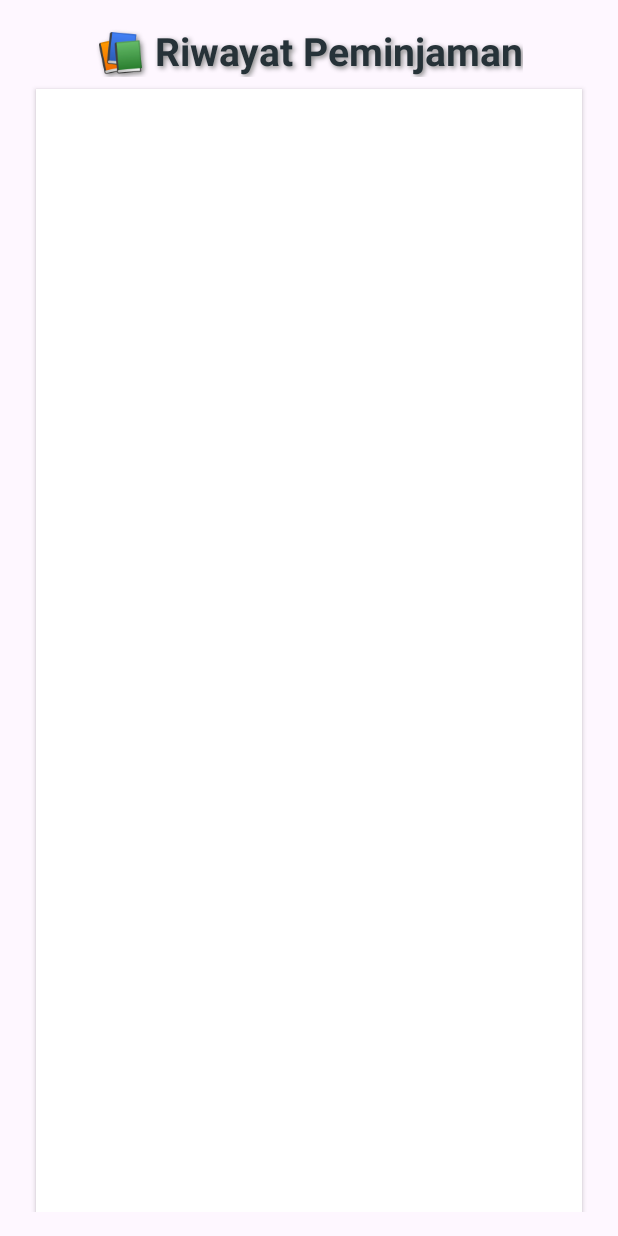
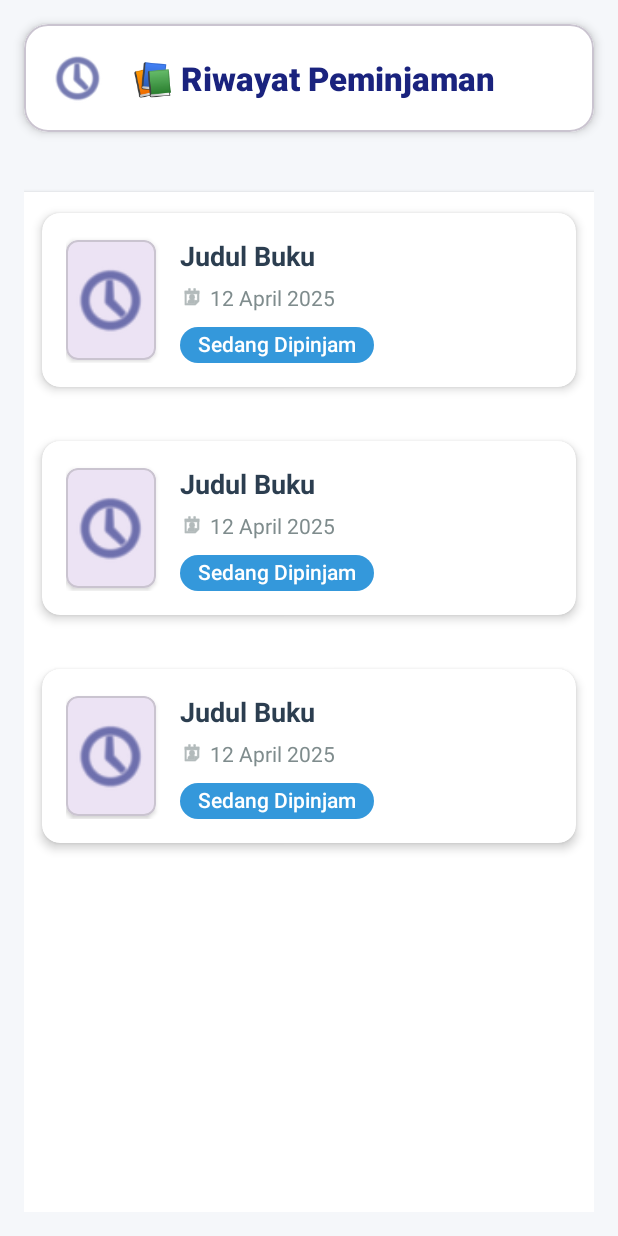
Before and after one commit to BuahPir/Aplikasi_Peminjaman, an Android app: the layout activity_history.xml on its own in the app's theme, with its tools: preview values and no code run, on a phone screen of 412 x 824 dp. Run offline under Robolectric (Android 15) with nearby library versions, the phone set to English and light mode, and no system bars.

Commit message:
Nothing to add

```diff
--- a/app/src/main/java/com/mobile/aplikasipeminjaman/BorrowedBooksActivity.kt
+++ b/app/src/main/java/com/mobile/aplikasipeminjaman/BorrowedBooksActivity.kt
@@ -18,7 +18,7 @@ import androidx.recyclerview.widget.RecyclerView
 import com.google.firebase.auth.FirebaseAuth
 import kotlinx.coroutines.launch
 
-class BorrowedBooksActivity : AppCompatActivity() {
+class BorrowedBooksActivity : BaseActivity() {
 
     private lateinit var recyclerView: RecyclerView
     private lateinit var bukuAdapter: BukuAdapter // Gunakan adapter yang sama
--- a/app/src/main/java/com/mobile/aplikasipeminjaman/DetailActivity.kt
+++ b/app/src/main/java/com/mobile/aplikasipeminjaman/DetailActivity.kt
@@ -37,7 +37,7 @@ private val supabase = createSupabaseClient(
     // Add debug log
     Log.d("RegisterActivity", "Initializing Supabase client with URL: $supabaseUrl")
 }
-class DetailActivity : AppCompatActivity() {
+class DetailActivity : BaseActivity() {
     private lateinit var buttonBacaPdf: Button
     private lateinit var textJudul: TextView
     private lateinit var textInfo: TextView
--- a/app/src/main/java/com/mobile/aplikasipeminjaman/HistoryActivity.kt
+++ b/app/src/main/java/com/mobile/aplikasipeminjaman/HistoryActivity.kt
@@ -15,6 +15,7 @@ import io.github.jan.supabase.postgrest.Postgrest
 import kotlinx.coroutines.CoroutineScope
 import io.github.jan.supabase.postgrest.from
 import io.github.jan.supabase.postgrest.query.Columns
+import io.github.jan.supabase.postgrest.query.Order
 import kotlinx.coroutines.Dispatchers
 import kotlinx.coroutines.launch
 import kotlinx.coroutines.withContext
@@ -30,7 +31,7 @@ private val supabase = createSupabaseClient(
     // Add debug log
     Log.d("RegisterActivity", "Initializing Supabase client with URL: $supabaseUrl")
 }
-class HistoryActivity : AppCompatActivity() {
+class HistoryActivity : BaseActivity() {
     private lateinit var recyclerView: RecyclerView
     private val adapter = HistoryAdapter()
     override fun onCreate(savedInstanceState: Bundle?) {
@@ -57,6 +58,8 @@ class HistoryActivity : AppCompatActivity() {
                         filter {
                             eq("user_id", uid)
                         }
+                        order("status", Order.DESCENDING) // "dipinjam" < "dikembalikan"
+                        order("tanggal_pinjam", Order.DESCENDING) // terbaru di atas
                     }
 
                 val list = result.decodeList<PeminjamanBuku>()
--- a/app/src/main/java/com/mobile/aplikasipeminjaman/MainActivity.kt
+++ b/app/src/main/java/com/mobile/aplikasipeminjaman/MainActivity.kt
@@ -26,7 +26,7 @@ private val supabase = createSupabaseClient(
     // Add debug log
     Log.d("RegisterActivity", "Initializing Supabase client with URL: $supabaseUrl")
 }
-class MainActivity : AppCompatActivity() {
+class MainActivity : BaseActivity() {
 
     private lateinit var firebaseAuth: FirebaseAuth
     private lateinit var buttonSignout: Button
--- /dev/null
+++ b/app/src/main/res/drawable/bg_status_pinjam.xml
@@ -0,0 +1,6 @@
+<!-- res/drawable/bg_status_pinjam.xml -->
+<shape xmlns:android="http://schemas.android.com/apk/res/android"
+    android:shape="rectangle">
+    <solid android:color="#3498DB"/>
+    <corners android:radius="16dp"/>
+</shape>
--- /dev/null
+++ b/app/src/main/res/drawable/ic_launcher_bg.xml
@@ -0,0 +1,4 @@
+<?xml version="1.0" encoding="utf-8"?>
+<layer-list xmlns:android="http://schemas.android.com/apk/res/android">
+    <item android:drawable="@android:color/white"/>
+</layer-list>
--- a/app/src/main/res/layout/activity_history.xml
+++ b/app/src/main/res/layout/activity_history.xml
@@ -1,48 +1,88 @@
 <?xml version="1.0" encoding="utf-8"?>
-<androidx.constraintlayout.widget.ConstraintLayout xmlns:android="http://schemas.android.com/apk/res/android"
+<androidx.coordinatorlayout.widget.CoordinatorLayout
+    xmlns:android="http://schemas.android.com/apk/res/android"
     xmlns:app="http://schemas.android.com/apk/res-auto"
     xmlns:tools="http://schemas.android.com/tools"
     android:id="@+id/main"
     android:layout_width="match_parent"
     android:layout_height="match_parent"
-    android:padding="16dp"
+    android:background="#F5F7FA"
     tools:context=".HistoryActivity">
 
-    <!-- Judul dengan Bayangan dan Ikon -->
+    <!-- App Bar -->
+    <com.google.android.material.appbar.AppBarLayout
+        android:id="@+id/appBarLayout"
+        android:layout_width="match_parent"
+        android:layout_height="wrap_content"
+        android:background="@android:color/transparent"
+        app:elevation="0dp">
+
+        <androidx.appcompat.widget.Toolbar
+            android:id="@+id/toolbar"
+            android:layout_width="match_parent"
+            android:layout_height="wrap_content"
+            android:background="@android:color/transparent"
+            android:elevation="0dp">
+
+            <!-- Header Card with Icon and Title -->
+            <com.google.android.material.card.MaterialCardView
+                android:layout_width="match_parent"
+                android:layout_height="wrap_content"
+                android:layout_margin="16dp"
+                app:cardCornerRadius="16dp"
+                app:cardElevation="4dp"
+                app:cardBackgroundColor="#FFFFFF">
+
+                <LinearLayout
+                    android:layout_width="match_parent"
+                    android:layout_height="wrap_content"
+                    android:orientation="horizontal"
+                    android:gravity="center_vertical"
+                    android:padding="16dp">
+
+                    <ImageView
+                        android:layout_width="40dp"
+                        android:layout_height="40dp"
+                        android:src="@android:drawable/ic_menu_recent_history"
+                        app:tint="#1A237E"
+                        android:layout_marginEnd="16dp"/>
+
                     <TextView
                         android:id="@+id/titleHistory"
                         android:layout_width="wrap_content"
                         android:layout_height="wrap_content"
                         android:text="📚 Riwayat Peminjaman"
-        android:textSize="26sp"
+                        android:textSize="22sp"
                         android:textStyle="bold"
-        android:textColor="#263238"
-        android:layout_marginBottom="12dp"
-        android:shadowDx="2"
-        android:shadowDy="2"
-        android:shadowRadius="4"
-        android:shadowColor="#888888"
-        app:layout_constraintTop_toTopOf="parent"
-        app:layout_constraintStart_toStartOf="parent"
-        app:layout_constraintEnd_toEndOf="parent"/>
+                        android:textColor="#1A237E"
+                        android:fontFamily="sans-serif-medium"/>
+                </LinearLayout>
+            </com.google.android.material.card.MaterialCardView>
+        </androidx.appcompat.widget.Toolbar>
+    </com.google.android.material.appbar.AppBarLayout>
 
-    <!-- RecyclerView dengan Border dan Padding -->
+    <!-- Main Content -->
+    <androidx.constraintlayout.widget.ConstraintLayout
+        android:layout_width="match_parent"
+        android:layout_height="match_parent"
+        android:padding="16dp"
+        app:layout_behavior="@string/appbar_scrolling_view_behavior">
+
+        <!-- RecyclerView with styling -->
         <androidx.recyclerview.widget.RecyclerView
             android:id="@+id/recyclerHistory"
             android:layout_width="0dp"
             android:layout_height="0dp"
-        app:layout_constraintTop_toBottomOf="@id/titleHistory"
+            android:layout_marginTop="8dp"
+            android:background="@android:color/white"
+            android:clipToPadding="false"
+            android:elevation="2dp"
+            android:padding="4dp"
             app:layout_constraintBottom_toBottomOf="parent"
+            app:layout_constraintEnd_toEndOf="parent"
             app:layout_constraintStart_toStartOf="parent"
-        app:layout_constraintEnd_toEndOf="parent"
-        android:clipToPadding="false"
-        android:paddingTop="8dp"
-        android:paddingBottom="16dp"
-        android:layout_marginTop="8dp"
-        android:background="#FFFFFF"
-        android:layout_marginEnd="8dp"
-        android:layout_marginStart="8dp"
-        android:elevation="2dp"
-        android:divider="@android:color/darker_gray"
-        android:dividerHeight="0.5dp" />
+            app:layout_constraintTop_toTopOf="parent"
+            tools:listitem="@layout/item_history" />
     </androidx.constraintlayout.widget.ConstraintLayout>
+
+</androidx.coordinatorlayout.widget.CoordinatorLayout>
--- a/app/src/main/res/layout/item_history.xml
+++ b/app/src/main/res/layout/item_history.xml
@@ -1,53 +1,98 @@
 <?xml version="1.0" encoding="utf-8"?>
-<androidx.cardview.widget.CardView xmlns:android="http://schemas.android.com/apk/res/android"
-    xmlns:tools="http://schemas.android.com/tools"
+<androidx.cardview.widget.CardView
+    xmlns:android="http://schemas.android.com/apk/res/android"
     xmlns:app="http://schemas.android.com/apk/res-auto"
     android:layout_width="match_parent"
     android:layout_height="wrap_content"
     android:layout_marginBottom="16dp"
-    android:elevation="8dp"
-    android:padding="16dp"
-    android:backgroundTint="#FFFFFF"
-    app:cardCornerRadius="16dp"
-    android:layout_gravity="center">
+    app:cardCornerRadius="12dp"
+    app:cardElevation="4dp"
+    app:cardUseCompatPadding="true"
+    android:backgroundTint="#FFFFFF">
 
     <LinearLayout
         android:layout_width="match_parent"
         android:layout_height="wrap_content"
-        android:orientation="vertical"
-        android:paddingEnd="16dp"
-        android:paddingStart="16dp"
-        android:layout_marginTop="8dp">
+        android:orientation="horizontal"
+        android:padding="16dp"
+        android:gravity="center_vertical">
 
-        <!-- Judul Teks -->
+        <!-- Icon Buku / Riwayat -->
+        <com.google.android.material.card.MaterialCardView
+            android:layout_width="60dp"
+            android:layout_height="80dp"
+            app:cardCornerRadius="8dp"
+            app:cardElevation="2dp"
+            android:layout_marginEnd="16dp">
+
+            <ImageView
+                android:layout_width="match_parent"
+                android:layout_height="match_parent"
+                android:scaleType="centerCrop"
+                android:src="@android:drawable/ic_menu_recent_history"
+                app:tint="#1A237E"
+                android:padding="12dp" />
+        </com.google.android.material.card.MaterialCardView>
+
+        <LinearLayout
+            android:layout_width="0dp"
+            android:layout_height="wrap_content"
+            android:layout_weight="1"
+            android:orientation="vertical">
+
+            <!-- Judul Buku -->
             <TextView
                 android:id="@+id/textJudul"
                 android:layout_width="wrap_content"
                 android:layout_height="wrap_content"
+                android:text="Judul Buku"
+                android:textSize="18sp"
                 android:textStyle="bold"
-            android:textSize="20sp"
-            android:textColor="#263238"
-            android:layout_marginBottom="6dp"
-            android:justificationMode="inter_word" />
+                android:textColor="#2C3E50"
+                android:maxLines="2"
+                android:ellipsize="end"
+                android:layout_marginBottom="6dp" />
 
-        <!-- Tanggal Teks -->
+            <!-- Tanggal -->
+            <LinearLayout
+                android:layout_width="wrap_content"
+                android:layout_height="wrap_content"
+                android:orientation="horizontal"
+                android:gravity="center_vertical">
+
+                <ImageView
+                    android:layout_width="16dp"
+                    android:layout_height="16dp"
+                    android:src="@android:drawable/ic_menu_my_calendar"
+                    app:tint="#7F8C8D"
+                    android:layout_marginEnd="4dp"/>
+
                 <TextView
                     android:id="@+id/textTanggal"
                     android:layout_width="wrap_content"
                     android:layout_height="wrap_content"
+                    android:text="12 April 2025"
                     android:textSize="14sp"
-            android:textColor="#9E9E9E"
-            android:layout_marginTop="4dp"/>
+                    android:textColor="#7F8C8D" />
+            </LinearLayout>
 
-        <!-- Status Teks -->
+            <!-- Status -->
             <TextView
                 android:id="@+id/textStatus"
                 android:layout_width="wrap_content"
                 android:layout_height="wrap_content"
+                android:text="Sedang Dipinjam"
                 android:textSize="14sp"
-            android:textColor="#0288D1"
-            android:paddingTop="6dp"
-            android:layout_marginTop="8dp"
-            android:layout_gravity="end" />
+                android:textColor="#FFFFFF"
+                android:background="@drawable/bg_status_pinjam"
+                android:paddingHorizontal="12dp"
+                android:paddingVertical="4dp"
+                android:layout_marginTop="10dp"
+                android:fontFamily="sans-serif-medium"
+                android:backgroundTint="#3498DB"
+                android:gravity="center"
+                android:layout_gravity="start"
+                android:includeFontPadding="false"/>
+        </LinearLayout>
     </LinearLayout>
 </androidx.cardview.widget.CardView>
```
Also changed, not shown: app/src/main/java/com/mobile/aplikasipeminjaman/AvailableBooksActivity.kt (+29 -1 lines), app/src/main/java/com/mobile/aplikasipeminjaman/BaseActivity.kt (added, +41 -0 lines), app/src/main/res/drawable/ic_launcher_fg.xml (added, +13 -0 lines), app/src/main/res/mipmap-anydpi/ic_launcher.xml (+5 -4 lines). Lines whose indentation alone changed are shown as unchanged.
